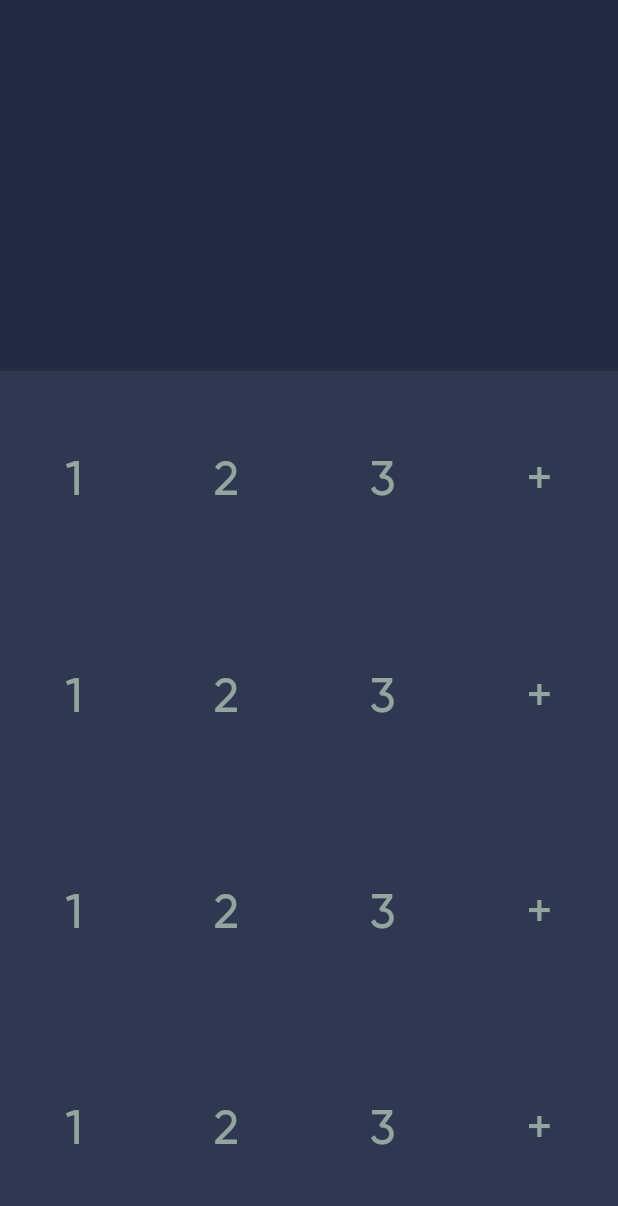
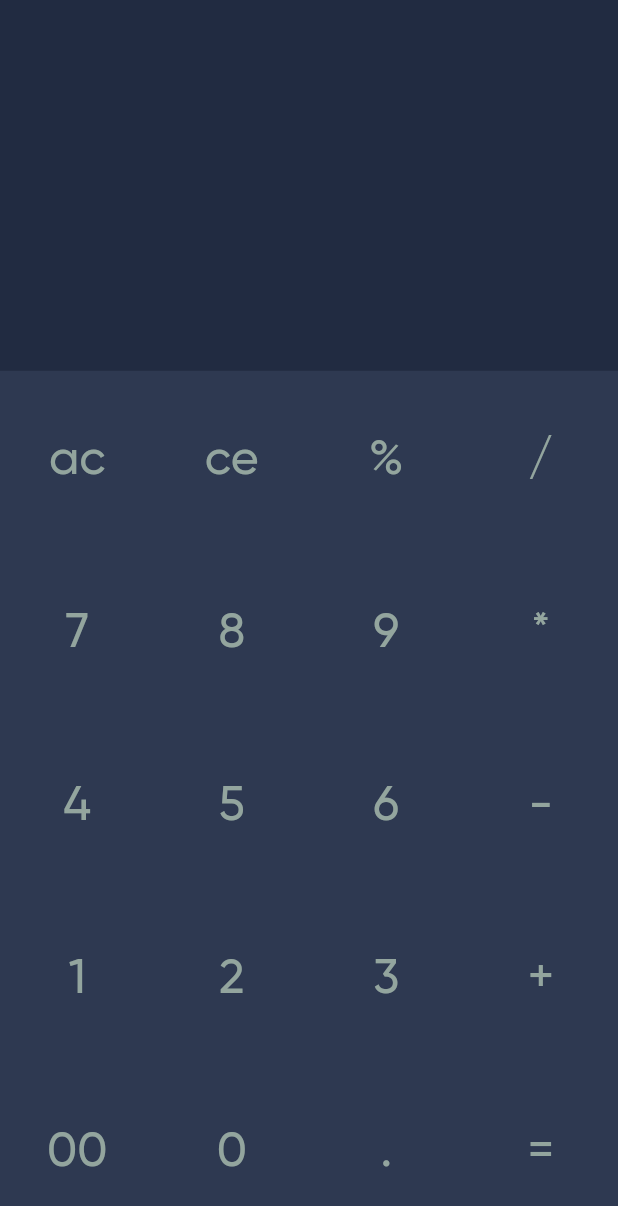
Before and after one commit to alirezakariminejad/flutter_calculator, a Flutter app: the screen it shows after launch, on a phone screen of 412 x 824 dp. Shown: the top 1206 px of the screen. Run offline on Flutter 3.47's test engine with Material 2 defaults, Android fonts, the phone set to English and light mode, and no system bars; our stand-ins replace hexcolor.

Commit message:
Convert keyboard to button

```diff
--- a/lib/main.dart
+++ b/lib/main.dart
@@ -36,10 +36,11 @@ class _ApplicationState extends State<Application> {
                     child: Column(
                       mainAxisAlignment: MainAxisAlignment.spaceAround,
                       children: [
-                        getRowClaculator(),
-                        getRowClaculator(),
-                        getRowClaculator(),
-                        getRowClaculator(),
+                        getRowClaculator('ac', 'ce', '%', '/'),
+                        getRowClaculator('7', '8', '9', '*'),
+                        getRowClaculator('4', '5', '6', '-'),
+                        getRowClaculator('1', '2', '3', '+'),
+                        getRowClaculator('00', '0', '.', '='),
                       ],
                     )),
               ),
@@ -50,40 +51,53 @@ class _ApplicationState extends State<Application> {
     );
   }
 
-  Widget getRowClaculator() {
+  Widget getRowClaculator(
+      String text1, String text2, String text3, String text4) {
     return Row(
       mainAxisAlignment: MainAxisAlignment.spaceAround,
       children: [
-        Padding(
+        TextButton(
+          onPressed: () {},
+          child: Padding(
             padding: const EdgeInsets.all(3.0),
             child: Text(
-            '1',
+              text1,
               textAlign: TextAlign.center,
               style: TextStyle(fontSize: 32.0, color: textGray),
             ),
           ),
-        Padding(
+        ),
+        TextButton(
+          onPressed: () {},
+          child: Padding(
             padding: const EdgeInsets.all(3.0),
             child: Text(
-            '2',
+              text2,
               textAlign: TextAlign.center,
               style: TextStyle(fontSize: 32.0, color: textGray),
             ),
           ),
-        Padding(
+        ),
+        TextButton(
+          onPressed: () {},
+          child: Padding(
             padding: const EdgeInsets.all(3.0),
             child: Text(
-            '3',
+              text3,
               textAlign: TextAlign.center,
               style: TextStyle(fontSize: 32.0, color: textGray),
             ),
           ),
-        Padding(
+        ),
+        TextButton(
+          onPressed: () {},
+          child: Padding(
             padding: const EdgeInsets.all(3.0),
             child: Text(
-            '+',
+              text4,
               textAlign: TextAlign.center,
               style: TextStyle(fontSize: 32.0, color: textGray),
+            ),
           ),
         ),
       ],
```
Lines whose indentation alone changed are shown as unchanged.
